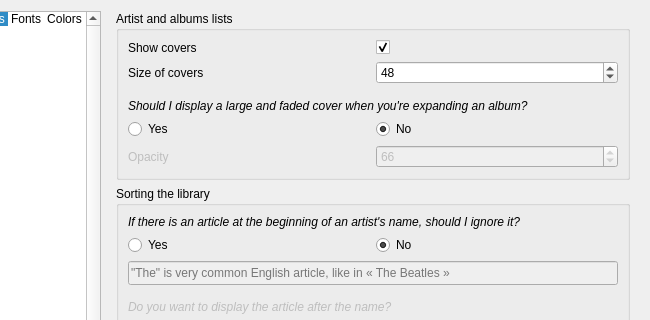
Qt form code/MiamPlayer/customizetheme.ui (MBach/Miam-Player) before a commit; both pictures show x 90 to 740 and y 0 to 320 of the 740 by 660 pixel window.
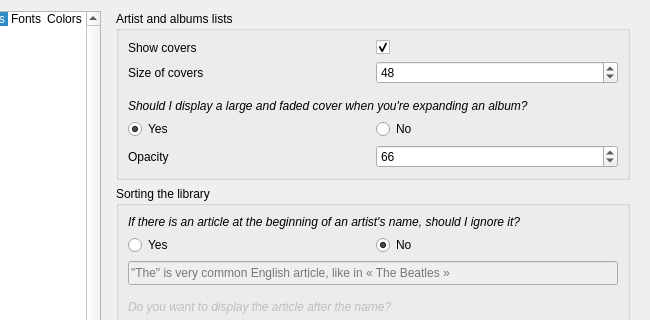
The same form after that commit. The open tabs and pages were chosen to show the change. Icons and pictures are not drawn. Custom widgets are drawn as their Qt base class.

Diff of the .ui file:
```diff
--- a/code/MiamPlayer/customizetheme.ui
+++ b/code/MiamPlayer/customizetheme.ui
@@ -1492,7 +1492,7 @@
                </size>
               </property>
               <property name="checked">
-               <bool>false</bool>
+               <bool>true</bool>
               </property>
              </widget>
             </item>
@@ -1502,15 +1502,12 @@
                <string>No</string>
               </property>
               <property name="checked">
-               <bool>true</bool>
+               <bool>false</bool>
               </property>
              </widget>
             </item>
             <item row="1" column="1">
              <widget class="QLabel" name="labelBigCoverOpacity">
-              <property name="enabled">
-               <bool>false</bool>
-              </property>
               <property name="text">
                <string>Opacity</string>
               </property>
@@ -1518,9 +1515,6 @@
             </item>
             <item row="1" column="2">
              <widget class="QSpinBox" name="spinBoxBigCoverOpacity">
-              <property name="enabled">
-               <bool>false</bool>
-              </property>
               <property name="minimum">
                <number>0</number>
               </property>
```
Left out of the diff: 4 changed lines with no effect on the pictures.
